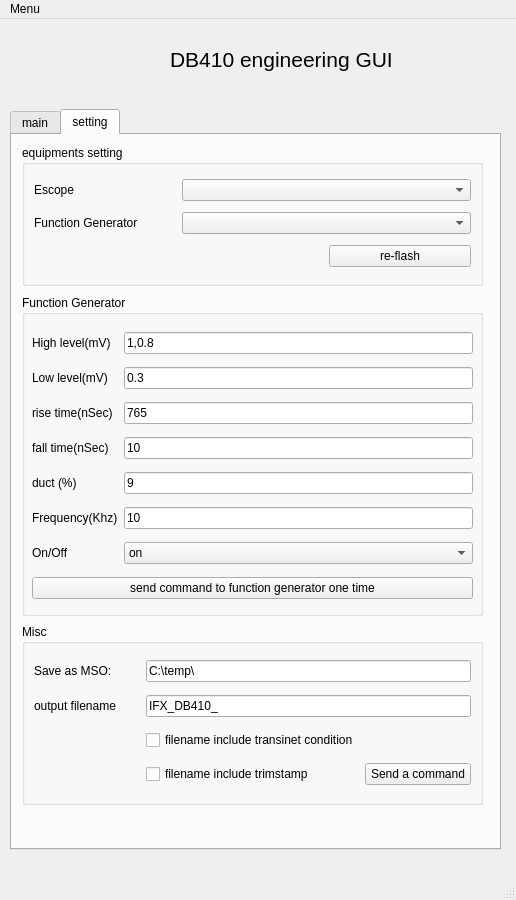
First picture: the form in PySide2_DB410_ui.ui, repository a9202507/ifx_gui_for_core_power_validation, before the edit.
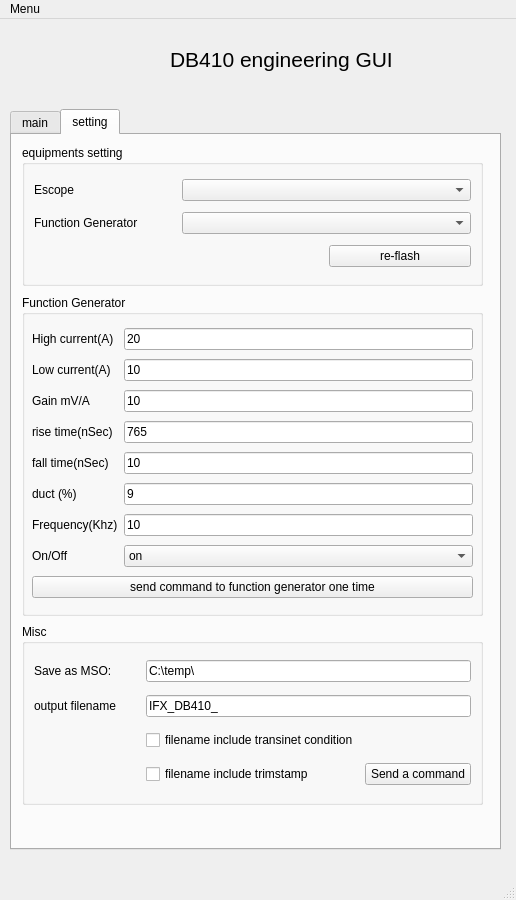
Second picture: the form after the edit. The open tabs and pages were chosen to show the change. Icons and pictures are not drawn.

```diff
--- a/PySide2_DB410_ui.ui
+++ b/PySide2_DB410_ui.ui
@@ -329,63 +329,98 @@
         </rect>
        </property>
        <layout class="QGridLayout" name="gridLayout_5">
-        <item row="2" column="0">
-         <widget class="QLabel" name="label_6">
+        <item row="6" column="0">
+         <widget class="QLabel" name="label_7">
           <property name="text">
-           <string>rise time(nSec)</string>
+           <string>Frequency(Khz)</string>
           </property>
          </widget>
         </item>
         <item row="5" column="1">
-         <widget class="QLineEdit" name="lineEdit_8">
+         <widget class="QLineEdit" name="lineEdit_5">
           <property name="text">
-           <string>10</string>
+           <string>9</string>
           </property>
          </widget>
         </item>
-        <item row="2" column="1">
+        <item row="3" column="1">
          <widget class="QLineEdit" name="lineEdit_6">
           <property name="text">
            <string>765</string>
           </property>
          </widget>
         </item>
-        <item row="4" column="0">
+        <item row="3" column="0">
+         <widget class="QLabel" name="label_6">
+          <property name="text">
+           <string>rise time(nSec)</string>
+          </property>
+         </widget>
+        </item>
+        <item row="5" column="0">
          <widget class="QLabel" name="label_5">
           <property name="text">
            <string>duct (%)</string>
           </property>
          </widget>
         </item>
+        <item row="7" column="0">
+         <widget class="QLabel" name="label_9">
+          <property name="text">
+           <string>On/Off</string>
+          </property>
+         </widget>
+        </item>
+        <item row="1" column="1">
+         <widget class="QLineEdit" name="lineEdit">
+          <property name="text">
+           <string>10</string>
+          </property>
+         </widget>
+        </item>
+        <item row="7" column="1">
+         <widget class="QComboBox" name="comboBox_3">
+          <item>
+           <property name="text">
+            <string>on</string>
+           </property>
+          </item>
+          <item>
+           <property name="text">
+            <string>off</string>
+           </property>
+          </item>
+         </widget>
+        </item>
+        <item row="6" column="1">
+         <widget class="QLineEdit" name="lineEdit_8">
+          <property name="text">
+           <string>10</string>
+          </property>
+         </widget>
+        </item>
         <item row="1" column="0">
          <widget class="QLabel" name="label">
           <property name="text">
-           <string>Low level(mV)</string>
-          </property>
-         </widget>
-        </item>
-        <item row="0" column="0">
-         <widget class="QLabel" name="label_18">
-          <property name="text">
-           <string>High level(mV)</string>
-          </property>
-         </widget>
-        </item>
-        <item row="5" column="0">
-         <widget class="QLabel" name="label_7">
-          <property name="text">
-           <string>Frequency(Khz)</string>
+           <string>Low current(A)</string>
           </property>
          </widget>
         </item>
         <item row="0" column="1">
          <widget class="QLineEdit" name="lineEdit_16">
           <property name="text">
-           <string>1,0.8</string>
+           <string>20</string>
           </property>
          </widget>
         </item>
-        <item row="8" column="0" colspan="2">
+        <item row="4" column="1">
+         <widget class="QLineEdit" name="lineEdit_4">
+          <property name="text">
+           <string>10</string>
+          </property>
+         </widget>
+        </item>
+        <item row="9" column="0" colspan="2">
          <widget class="QPushButton" name="pushButton_2">
           <property name="enabled">
            <bool>true</bool>
@@ -395,55 +430,34 @@
           </property>
          </widget>
         </item>
-        <item row="3" column="0">
+        <item row="0" column="0">
+         <widget class="QLabel" name="label_18">
+          <property name="text">
+           <string>High current(A)</string>
+          </property>
+         </widget>
+        </item>
+        <item row="4" column="0">
          <widget class="QLabel" name="label_4">
           <property name="text">
            <string>fall time(nSec)</string>
           </property>
          </widget>
         </item>
-        <item row="4" column="1">
-         <widget class="QLineEdit" name="lineEdit_5">
-          <property name="text">
-           <string>9</string>
-          </property>
-         </widget>
-        </item>
-        <item row="3" column="1">
-         <widget class="QLineEdit" name="lineEdit_4">
+        <item row="2" column="1">
+         <widget class="QLineEdit" name="lineEdit_17">
           <property name="text">
            <string>10</string>
           </property>
          </widget>
         </item>
-        <item row="1" column="1">
-         <widget class="QLineEdit" name="lineEdit">
+        <item row="2" column="0">
+         <widget class="QLabel" name="label_11">
           <property name="text">
-           <string>0.3</string>
+           <string>Gain mV/A</string>
           </property>
          </widget>
         </item>
-        <item row="6" column="0">
-         <widget class="QLabel" name="label_9">
-          <property name="text">
-           <string>On/Off</string>
-          </property>
-         </widget>
-        </item>
-        <item row="6" column="1">
-         <widget class="QComboBox" name="comboBox_3">
-          <item>
-           <property name="text">
-            <string>on</string>
-           </property>
-          </item>
-          <item>
-           <property name="text">
-            <string>off</string>
-           </property>
-          </item>
-         </widget>
-        </item>
        </layout>
       </widget>
      </widget>
```
